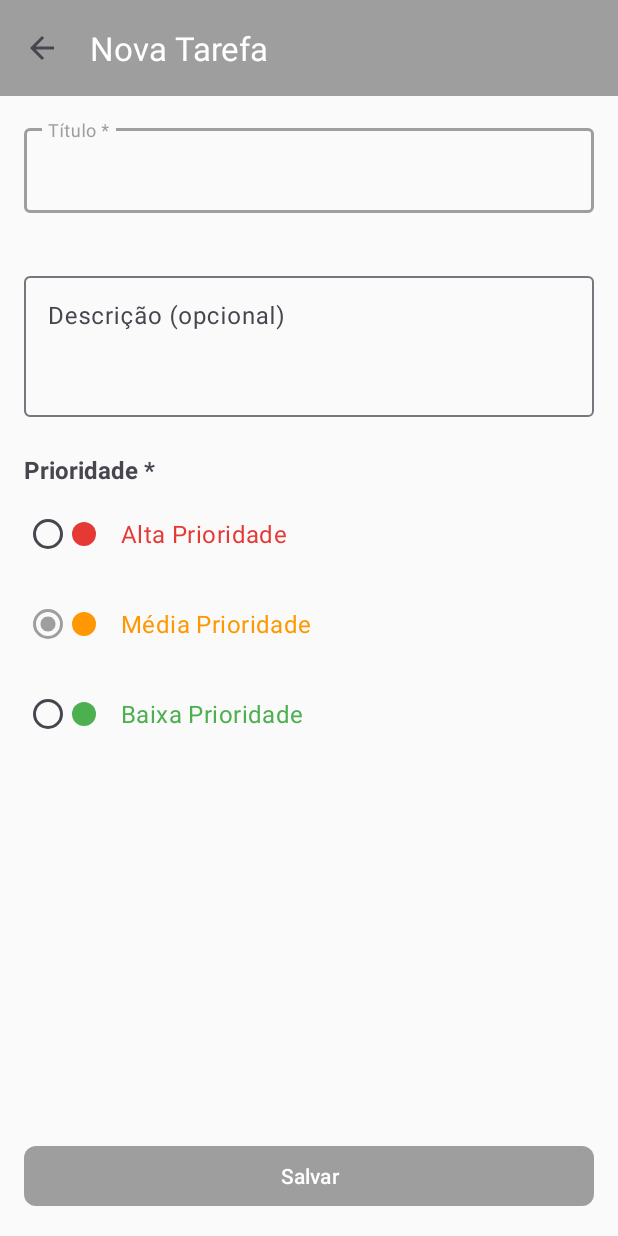
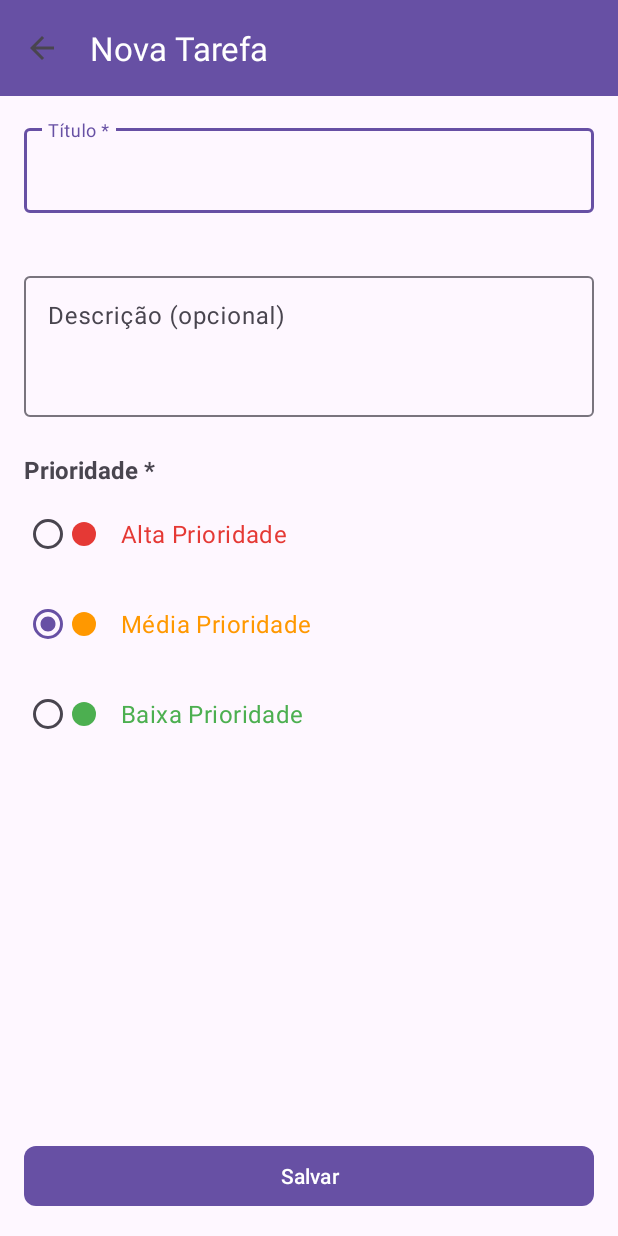
Before and after one commit to adsjoao/mobileapp, an Android app: the AddEditTaskActivity screen opened directly, with no data from a screen before it, on a phone screen of 412 x 824 dp. Run offline under Robolectric (Android 15) with nearby library versions, the phone set to English and light mode, and no system bars; our stand-ins replace Room's generated code.

Commit message:
alteraçoes visuais

```diff
--- a/app/src/main/res/values/themes.xml
+++ b/app/src/main/res/values/themes.xml
@@ -1,37 +1,10 @@
+<!-- 2. THEMES.XML - Voltar ao original -->
 <resources xmlns:tools="http://schemas.android.com/tools">
     <!-- Base application theme. -->
     <style name="Base.Theme.TaskFlow" parent="Theme.Material3.DayNight.NoActionBar">
-        <!-- Cores Principais -->
-        <item name="colorPrimary">@color/primary_gray</item>
-        <item name="colorPrimaryVariant">@color/primary_gray_dark</item>
-
-        <!-- Cores Secundárias -->
-        <item name="colorSecondary">@color/accent_blue</item>
-        <item name="colorSecondaryVariant">@color/accent_blue_dark</item>
-
-        <!-- Cores de Surface -->
-        <item name="colorSurface">@color/surface_light</item>
-        <item name="android:colorBackground">@color/background_light</item>
-
-        <!-- Cores de Texto -->
-        <item name="colorOnPrimary">@color/white</item>
-        <item name="colorOnSecondary">@color/white</item>
-        <item name="colorOnSurface">@color/text_primary_light</item>
-
-        <!-- Outras cores importantes -->
-        <item name="colorError">@color/error</item>
-        <item name="colorOnError">@color/white</item>
-
-        <!-- Status Bar -->
-        <item name="android:statusBarColor">@color/primary_gray_dark</item>
-        <item name="android:windowLightStatusBar">false</item>
+        <!-- Customize your light theme here. -->
+        <!-- <item name="colorPrimary">@color/my_light_primary</item> -->
     </style>
 
     <style name="Theme.TaskFlow" parent="Base.Theme.TaskFlow" />
-    <style name="SplashTheme" parent="Theme.Material3.DayNight.NoActionBar">
-        <item name="android:statusBarColor">@color/primary_color</item>
-        <item name="android:navigationBarColor">@color/primary_color</item>
-        <item name="android:windowBackground">@color/primary_color</item>
-        <item name="android:windowFullscreen">true</item>
-    </style>
 </resources>
```
Also changed, not shown: app/src/main/java/com/example/taskflow/MainActivity.java (+22 -103 lines), app/src/main/java/com/example/taskflow/adapter/TaskAdapter.java (+14 -14 lines).
